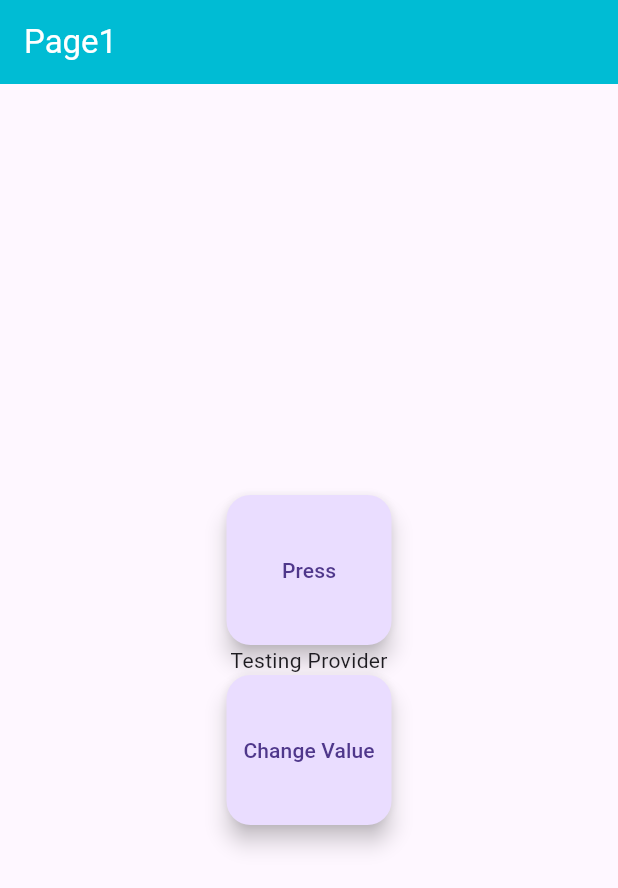
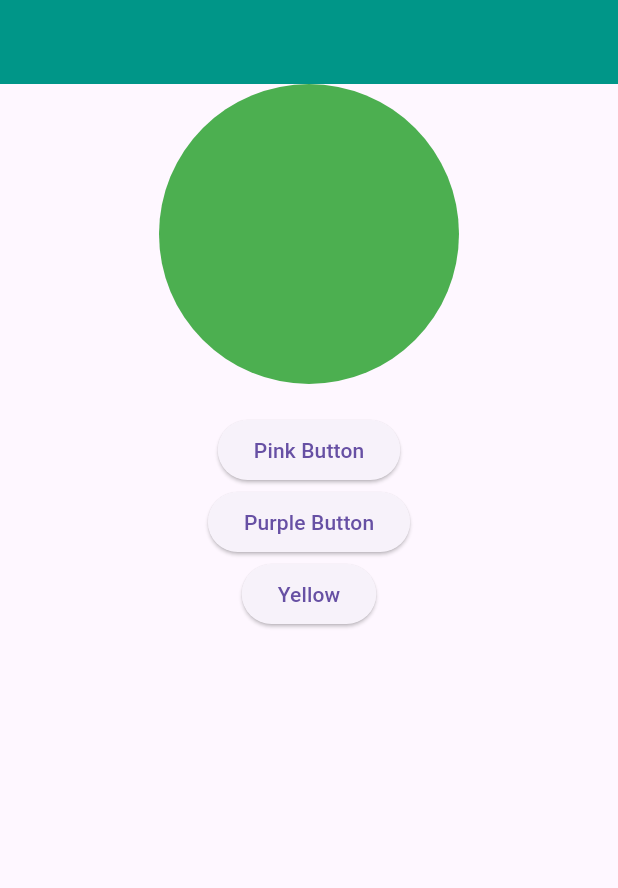
Before and after one commit to Ameer-Anas99/basic_provider, a Flutter app: the screen it shows after launch, on a phone screen of 412 x 824 dp. Shown: the top 888 px of the screen. Run offline on Flutter 3.47's test engine with Material 3 defaults, Android fonts, the phone set to English and light mode, and no system bars.

Commit message:
colors changing

```diff
--- a/lib/controller/provider.dart
+++ b/lib/controller/provider.dart
@@ -19,4 +19,22 @@ class ProviderNotifier with ChangeNotifier {
     provider = "Value Changed";
     notifyListeners();
   }
+
+  Color circleAvatarColor = Colors.green;
+
+  pink() {
+    circleAvatarColor = Colors.pink;
+    notifyListeners();
+  }
+
+  purple() {
+    circleAvatarColor = Colors.purple;
+    ;
+    notifyListeners();
+  }
+
+  yellow() {
+    circleAvatarColor = Colors.yellow;
+    notifyListeners();
+  }
 }
--- a/lib/main.dart
+++ b/lib/main.dart
@@ -1,6 +1,7 @@
 import 'package:flutter/material.dart';
 import 'package:provider/provider.dart';
 import 'package:provider_tutorial/controller/provider.dart';
+import 'package:provider_tutorial/view/changecolors/home.dart';
 import 'package:provider_tutorial/view/counter/counterui.dart';
 import 'package:provider_tutorial/view/changepages/page1.dart';
 
@@ -19,8 +20,10 @@ class MyApp extends StatelessWidget {
       ],
       child: MaterialApp(
         debugShowCheckedModeBanner: false,
-        home: page1(),
-        // counterapp(),
+        home:
+            // page1(),
+            // counterapp(),
+            HomeScreen(),
       ),
     );
   }
--- /dev/null
+++ b/lib/view/changecolors/home.dart
@@ -0,0 +1,48 @@
+import 'package:flutter/material.dart';
+import 'package:provider/provider.dart';
+import 'package:provider_tutorial/controller/provider.dart';
+
+class HomeScreen extends StatelessWidget {
+  const HomeScreen({super.key});
+
+  @override
+  Widget build(BuildContext context) {
+    return Scaffold(
+      appBar: AppBar(
+        backgroundColor: Colors.teal,
+      ),
+      body: Center(
+        child: Consumer<ProviderNotifier>(
+          builder: (context, value, child) => Column(
+            children: [
+              CircleAvatar(
+                radius: 100,
+                backgroundColor: value.circleAvatarColor,
+              ),
+              SizedBox(
+                height: 20,
+              ),
+              ElevatedButton(
+                onPressed: () {
+                  value.pink();
+                },
+                child: Text("Pink Button"),
+              ),
+              ElevatedButton(
+                onPressed: () {
+                  value.purple();
+                },
+                child: Text("Purple Button"),
+              ),
+              ElevatedButton(
+                  onPressed: () {
+                    value.yellow();
+                  },
+                  child: Text('Yellow'))
+            ],
+          ),
+        ),
+      ),
+    );
+  }
+}
```
